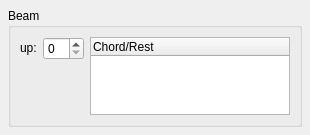
Above: mscore/mscore/beam.ui from musescore/musescore-old before the change. Below: the same form after it.
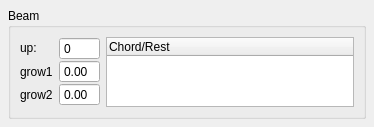
That is the form after the change.

Commit message: fix beam layout

The edit to the form file:
```diff
--- a/mscore/mscore/beam.ui
+++ b/mscore/mscore/beam.ui
@@ -6,8 +6,8 @@
    <rect>
     <x>0</x>
     <y>0</y>
-    <width>310</width>
-    <height>135</height>
+    <width>374</width>
+    <height>118</height>
    </rect>
   </property>
   <property name="windowTitle">
@@ -48,14 +48,20 @@
       <item row="0" column="1">
        <widget class="QSpinBox" name="up">
         <property name="sizePolicy">
-         <sizepolicy hsizetype="Fixed" vsizetype="Fixed">
+         <sizepolicy hsizetype="Minimum" vsizetype="Fixed">
           <horstretch>0</horstretch>
           <verstretch>0</verstretch>
          </sizepolicy>
         </property>
+        <property name="toolTip">
+         <string notr="true"/>
+        </property>
+        <property name="buttonSymbols">
+         <enum>QAbstractSpinBox::NoButtons</enum>
+        </property>
        </widget>
       </item>
-      <item row="0" column="2" rowspan="3" colspan="2">
+      <item row="0" column="2" rowspan="4" colspan="2">
        <widget class="QTreeWidget" name="elements">
         <column>
          <property name="text">
@@ -64,6 +70,34 @@
         </column>
        </widget>
       </item>
+      <item row="1" column="0">
+       <widget class="QLabel" name="label_2">
+        <property name="text">
+         <string notr="true">grow1</string>
+        </property>
+       </widget>
+      </item>
+      <item row="2" column="0">
+       <widget class="QLabel" name="label_3">
+        <property name="text">
+         <string notr="true">grow2</string>
+        </property>
+       </widget>
+      </item>
+      <item row="1" column="1">
+       <widget class="QDoubleSpinBox" name="grow1">
+        <property name="buttonSymbols">
+         <enum>QAbstractSpinBox::NoButtons</enum>
+        </property>
+       </widget>
+      </item>
+      <item row="2" column="1">
+       <widget class="QDoubleSpinBox" name="grow2">
+        <property name="buttonSymbols">
+         <enum>QAbstractSpinBox::NoButtons</enum>
+        </property>
+       </widget>
+      </item>
      </layout>
     </widget>
    </item>
```
Left out of the diff: 2 changed lines with no effect on the pictures. The commit also changes 6 other files.
